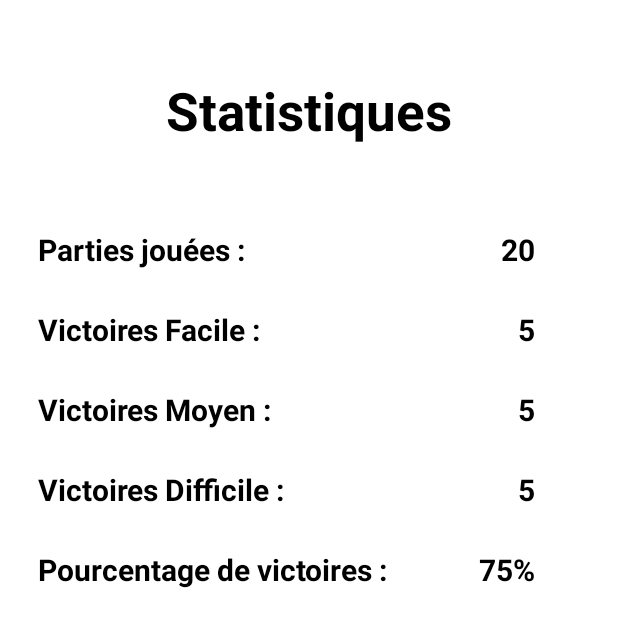
After one commit to Ken-dono/E4a-S08-AND-M1-Android-Projet-D-mineur, an Android app: the StatsActivity screen opened directly, with no data from a screen before it, on a phone screen of 412 x 824 dp. The commit adds this screen. Shown: the top 627 px of the screen. Run offline under Robolectric (Android 15) with nearby library versions, the phone set to English and light mode, and no system bars; Roboto replaces fonts that are not available here.

Commit message:
pif paf pouf magie

```diff
--- a/app/src/main/AndroidManifest.xml
+++ b/app/src/main/AndroidManifest.xml
@@ -3,6 +3,7 @@
     xmlns:tools="http://schemas.android.com/tools">
 
     <uses-permission android:name="android.permission.VIBRATE" />
+
     <application
         android:allowBackup="true"
         android:dataExtractionRules="@xml/data_extraction_rules"
@@ -13,13 +14,16 @@
         android:theme="@style/Theme.E4aS08ANDM1AndroidProjetDemineur"
         tools:targetApi="31">
         <activity
+            android:name=".activities.StatsActivity"
+            android:exported="false" />
+        <activity
             android:name=".activities.LeaderBoardActivity"
             android:exported="false"
-            android:screenOrientation="portrait"/>
+            android:screenOrientation="portrait" />
         <activity
             android:name=".activities.GameActivity"
             android:exported="false"
-            android:screenOrientation="portrait"/>
+            android:screenOrientation="portrait" />
         <activity
             android:name=".activities.MainActivity"
             android:exported="true"
--- a/app/src/main/java/com/example/e4a_s08_and_m1_android_projet_demineur/activities/GameActivity.java
+++ b/app/src/main/java/com/example/e4a_s08_and_m1_android_projet_demineur/activities/GameActivity.java
@@ -8,6 +8,7 @@ import android.app.Activity;
 import android.app.Dialog;
 import android.content.Context;
 import android.content.Intent;
+import android.content.SharedPreferences;
 import android.media.MediaPlayer;
 import android.os.Build;
 import android.os.Bundle;
@@ -228,6 +229,9 @@ public class GameActivity extends AppCompatActivity implements OnCellClickListen
 
                         Toast.makeText(getApplicationContext(), "Le pseudo n'est pas Valide", Toast.LENGTH_LONG).show();
                     }else{
+
+
+
                         writeToDatabase.newScore(difficulty, playerNameString, secondsElapsed);
                         Toast.makeText(getApplicationContext(), "Votre Score a bien été enregistré !", Toast.LENGTH_LONG).show();
 
@@ -284,4 +288,19 @@ public class GameActivity extends AppCompatActivity implements OnCellClickListen
             mediaPlayer = null;
         }
     }
+
+
+    private void incrshared(boolean isVictory, String difficulty){
+
+        SharedPreferences preferences = getSharedPreferences("stats", Context.MODE_PRIVATE);
+        SharedPreferences.Editor editor = preferences.edit();
+
+        //preferences.getInt()
+
+
+        if (isVictory){
+
+
+        }
+    }
 }
--- a/app/src/main/java/com/example/e4a_s08_and_m1_android_projet_demineur/activities/MainActivity.java
+++ b/app/src/main/java/com/example/e4a_s08_and_m1_android_projet_demineur/activities/MainActivity.java
@@ -76,5 +76,13 @@ public class MainActivity extends AppCompatActivity {
                 startActivity(intent);
             }
         });
+
+        binding.statsButton.setOnClickListener(new View.OnClickListener() {
+            @Override
+            public void onClick(View v) {
+                Intent intent = new Intent(MainActivity.this, StatsActivity.class);
+                startActivity(intent);
+            }
+        });
     }
 }
--- /dev/null
+++ b/app/src/main/java/com/example/e4a_s08_and_m1_android_projet_demineur/activities/StatsActivity.java
@@ -0,0 +1,51 @@
+package com.example.e4a_s08_and_m1_android_projet_demineur.activities;
+
+import androidx.appcompat.app.AppCompatActivity;
+
+import android.content.Context;
+import android.content.SharedPreferences;
+import android.os.Bundle;
+import android.widget.ShareActionProvider;
+import android.widget.TextView;
+import android.widget.Toast;
+
+import com.example.e4a_s08_and_m1_android_projet_demineur.R;
+import com.example.e4a_s08_and_m1_android_projet_demineur.databinding.ActivityStatsBinding;
+
+public class StatsActivity extends AppCompatActivity {
+
+    private int totalGamesPlayed, easyWin, mediumWin, hardWin, winRate;
+
+    private ActivityStatsBinding binding;
+
+
+    private SharedPreferences preferences;
+
+
+    @Override
+    protected void onCreate(Bundle savedInstanceState) {
+        super.onCreate(savedInstanceState);
+        setContentView(R.layout.activity_stats);
+
+        preferences = getApplicationContext().getSharedPreferences("stats", Context.MODE_PRIVATE);
+
+        totalGamesPlayed = preferences.getInt("totalGamesPlayed", -1);
+        easyWin = preferences.getInt("easyWin", -1);
+        mediumWin = preferences.getInt("mediumWin", -1);
+        hardWin = preferences.getInt("hardWin", -1);
+        winRate = preferences.getInt("WinRate", -1);
+
+        if (totalGamesPlayed != -1 || easyWin != -1 || mediumWin != -1 || hardWin != -1 || winRate != -1){
+
+            binding.totalGamesPlayed.setText(totalGamesPlayed);
+            binding.easyWin.setText(easyWin);
+            binding.mediumWin.setText(mediumWin);
+            binding.hardWin.setText(hardWin);
+            binding.winRate.setText(winRate);
+        }else{
+
+            Toast.makeText(getApplicationContext(), "Nous n'avons pas pu récupérer toute vos statistiques", Toast.LENGTH_SHORT).show();
+        }
+
+    }
+}
--- /dev/null
+++ b/app/src/main/res/layout/activity_stats.xml
@@ -0,0 +1,162 @@
+<?xml version="1.0" encoding="utf-8"?>
+<LinearLayout xmlns:android="http://schemas.android.com/apk/res/android"
+    xmlns:app="http://schemas.android.com/apk/res-auto"
+    xmlns:tools="http://schemas.android.com/tools"
+    android:layout_width="match_parent"
+    android:layout_height="match_parent"
+    android:orientation="vertical"
+    android:padding="20dp"
+    android:background="?backgroundColor"
+    tools:context=".activities.StatsActivity">
+
+
+    <TextView
+        android:layout_width="wrap_content"
+        android:layout_height="wrap_content"
+        android:text="Statistiques"
+        android:textSize="35dp"
+        android:textStyle="bold"
+        android:layout_gravity="center"
+        android:textColor="@android:color/black"
+        android:layout_marginTop="30dp" />
+
+    <LinearLayout
+        android:layout_width="match_parent"
+        android:layout_height="wrap_content"
+        android:orientation="horizontal"
+        android:padding="5dp"
+        android:layout_marginTop="50dp">
+
+        <TextView
+            android:layout_width="wrap_content"
+            android:layout_height="wrap_content"
+            android:text="Parties jouées : "
+            android:textSize="20dp"
+            android:textColor="@color/black"
+            android:textStyle="bold"/>
+
+        <TextView
+            android:id="@+id/totalGamesPlayed"
+            android:layout_width="match_parent"
+            android:layout_height="wrap_content"
+            android:gravity="end"
+            android:layout_marginRight="30dp"
+            android:textSize="20dp"
+            android:text="20"
+            android:textColor="@color/black"
+            android:textStyle="bold"/>
+
+    </LinearLayout>
+
+    <LinearLayout
+        android:layout_width="match_parent"
+        android:layout_height="wrap_content"
+        android:orientation="horizontal"
+        android:padding="5dp"
+        android:layout_marginTop="15dp">
+
+        <TextView
+            android:layout_width="wrap_content"
+            android:layout_height="wrap_content"
+            android:text="Victoires Facile : "
+            android:textSize="20dp"
+            android:textColor="@color/black"
+            android:textStyle="bold"/>
+
+        <TextView
+            android:id="@+id/easyWin"
+            android:layout_width="match_parent"
+            android:layout_height="wrap_content"
+            android:gravity="end"
+            android:layout_marginRight="30dp"
+            android:textSize="20dp"
+            android:text="5"
+            android:textColor="@color/black"
+            android:textStyle="bold"/>
+
+    </LinearLayout>
+
+    <LinearLayout
+        android:layout_width="match_parent"
+        android:layout_height="wrap_content"
+        android:orientation="horizontal"
+        android:padding="5dp"
+        android:layout_marginTop="15dp">
+
+        <TextView
+            android:layout_width="wrap_content"
+            android:layout_height="wrap_content"
+            android:text="Victoires Moyen : "
+            android:textSize="20dp"
+            android:textColor="@color/black"
+            android:textStyle="bold"/>
+
+        <TextView
+            android:id="@+id/mediumWin"
+            android:layout_width="match_parent"
+            android:layout_height="wrap_content"
+            android:gravity="end"
+            android:layout_marginRight="30dp"
+            android:textSize="20dp"
+            android:text="5"
+            android:textColor="@color/black"
+            android:textStyle="bold"/>
+
+    </LinearLayout>
+
+    <LinearLayout
+        android:layout_width="match_parent"
+        android:layout_height="wrap_content"
+        android:orientation="horizontal"
+        android:padding="5dp"
+        android:layout_marginTop="15dp">
+
+        <TextView
+            android:layout_width="wrap_content"
+            android:layout_height="wrap_content"
+            android:text="Victoires Difficile : "
+            android:textSize="20dp"
+            android:textColor="@color/black"
+            android:textStyle="bold"/>
+
+        <TextView
+            android:id="@+id/hardWin"
+            android:layout_width="match_parent"
+            android:layout_height="wrap_content"
+            android:gravity="end"
+            android:layout_marginRight="30dp"
+            android:text="5"
+            android:textSize="20dp"
+            android:textColor="@color/black"
+            android:textStyle="bold"/>
+
+    </LinearLayout>
+
+    <LinearLayout
+        android:layout_width="match_parent"
+        android:layout_height="wrap_content"
+        android:orientation="horizontal"
+        android:padding="5dp"
+        android:layout_marginTop="15dp">
+
+        <TextView
+            android:layout_width="wrap_content"
+            android:layout_height="wrap_content"
+            android:text="Pourcentage de victoires : "
+            android:textSize="20dp"
+            android:textColor="@color/black"
+            android:textStyle="bold"/>
+
+        <TextView
+            android:id="@+id/winRate"
+            android:layout_width="match_parent"
+            android:layout_height="wrap_content"
+            android:gravity="end"
+            android:layout_marginRight="30dp"
+            android:text="75%"
+            android:textSize="20dp"
+            android:textColor="@color/black"
+            android:textStyle="bold"/>
+
+    </LinearLayout>
+</LinearLayout>
```
